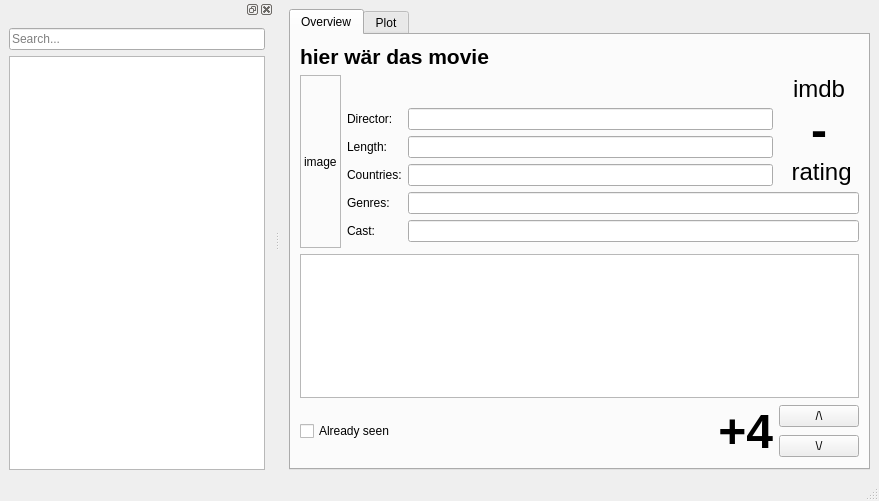
First picture: the form in playground/qtgui.ui, repository bordstein/hamster, before the edit.
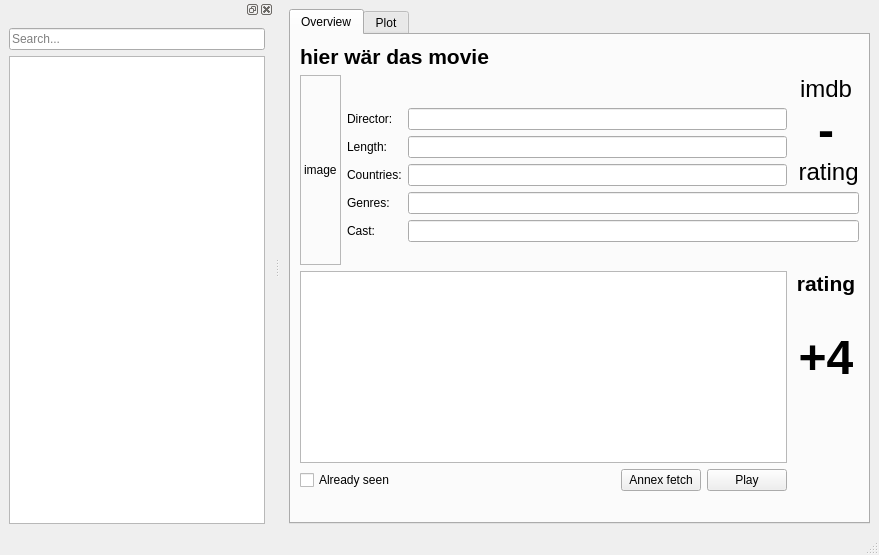
Second picture: the form after the edit. Icons and pictures are not drawn.

Commit message: nicer gui layout (plus/minus buttons etc)

What changed in the file:
```diff
--- a/playground/qtgui.ui
+++ b/playground/qtgui.ui
@@ -7,7 +7,7 @@
     <x>0</x>
     <y>0</y>
     <width>879</width>
-    <height>501</height>
+    <height>555</height>
    </rect>
   </property>
   <property name="windowTitle">
@@ -39,7 +39,7 @@
           </property>
          </widget>
         </item>
-        <item row="8" column="0" colspan="4">
+        <item row="8" column="0" rowspan="2" colspan="3">
          <widget class="QTextBrowser" name="l_plot_short"/>
         </item>
         <item row="1" column="0" rowspan="7">
@@ -72,37 +72,9 @@
          </widget>
         </item>
         <item row="6" column="2" colspan="2">
-         <widget class="QLineEdit" name="l_cast"/>
-        </item>
-        <item row="9" column="3">
-         <widget class="QPushButton" name="pushButton">
-          <property name="text">
-           <string>/\</string>
-          </property>
-         </widget>
-        </item>
-        <item row="9" column="2" rowspan="2">
-         <widget class="QLabel" name="label_6">
-          <property name="text">
-           <string>&lt;!DOCTYPE HTML PUBLIC &quot;-//W3C//DTD HTML 4.0//EN&quot; &quot;http://www.w3.org/TR/REC-html40/strict.dtd&quot;&gt;
-&lt;html&gt;&lt;head&gt;&lt;meta name=&quot;qrichtext&quot; content=&quot;1&quot; /&gt;&lt;style type=&quot;text/css&quot;&gt;
-p, li { white-space: pre-wrap; }
-&lt;/style&gt;&lt;/head&gt;&lt;body style=&quot; font-family:'Ubuntu'; font-size:14pt; font-weight:400; font-style:normal;&quot;&gt;
-&lt;p align=&quot;right&quot; style=&quot; margin-top:0px; margin-bottom:0px; margin-left:0px; margin-right:0px; -qt-block-indent:0; text-indent:0px;&quot;&gt;&lt;span style=&quot; font-size:36pt; font-weight:600;&quot;&gt;+4&lt;/span&gt;&lt;/p&gt;&lt;/body&gt;&lt;/html&gt;</string>
-          </property>
-         </widget>
-        </item>
-        <item row="10" column="3">
-         <widget class="QPushButton" name="pushButton_2">
-          <property name="text">
-           <string>\/</string>
-          </property>
-         </widget>
-        </item>
-        <item row="9" column="0" rowspan="2" colspan="2">
-         <widget class="QCheckBox" name="checkBox">
-          <property name="text">
-           <string>Already seen</string>
+         <widget class="QLineEdit" name="l_cast">
+          <property name="readOnly">
+           <bool>true</bool>
           </property>
          </widget>
         </item>
@@ -117,7 +89,11 @@
          <widget class="QLineEdit" name="l_genres"/>
         </item>
         <item row="2" column="2">
-         <widget class="QLineEdit" name="l_director"/>
+         <widget class="QLineEdit" name="l_director">
+          <property name="readOnly">
+           <bool>true</bool>
+          </property>
+         </widget>
         </item>
         <item row="2" column="1">
          <widget class="QLabel" name="label">
@@ -127,7 +103,11 @@
          </widget>
         </item>
         <item row="4" column="2">
-         <widget class="QLineEdit" name="l_countries"/>
+         <widget class="QLineEdit" name="l_countries">
+          <property name="readOnly">
+           <bool>true</bool>
+          </property>
+         </widget>
         </item>
         <item row="4" column="1">
          <widget class="QLabel" name="label_2">
@@ -159,7 +139,11 @@
          </widget>
         </item>
         <item row="3" column="2">
-         <widget class="QLineEdit" name="l_runtime"/>
+         <widget class="QLineEdit" name="l_runtime">
+          <property name="readOnly">
+           <bool>true</bool>
+          </property>
+         </widget>
         </item>
         <item row="3" column="1">
          <widget class="QLabel" name="label_7">
@@ -168,6 +152,123 @@
           </property>
          </widget>
         </item>
+        <item row="8" column="3" rowspan="4">
+         <layout class="QVBoxLayout" name="verticalLayout">
+          <item>
+           <widget class="QLabel" name="label_5">
+            <property name="text">
+             <string>&lt;!DOCTYPE HTML PUBLIC &quot;-//W3C//DTD HTML 4.0//EN&quot; &quot;http://www.w3.org/TR/REC-html40/strict.dtd&quot;&gt;
+&lt;html&gt;&lt;head&gt;&lt;meta name=&quot;qrichtext&quot; content=&quot;1&quot; /&gt;&lt;style type=&quot;text/css&quot;&gt;
+p, li { white-space: pre-wrap; }
+&lt;/style&gt;&lt;/head&gt;&lt;body style=&quot; font-family:'Ubuntu'; font-size:14pt; font-weight:400; font-style:normal;&quot;&gt;
+&lt;p align=&quot;center&quot; style=&quot; margin-top:0px; margin-bottom:0px; margin-left:0px; margin-right:0px; -qt-block-indent:0; text-indent:0px;&quot;&gt;&lt;span style=&quot; font-size:16pt; font-weight:600;&quot;&gt;rating&lt;/span&gt;&lt;/p&gt;&lt;/body&gt;&lt;/html&gt;</string>
+            </property>
+           </widget>
+          </item>
+          <item>
+           <widget class="QPushButton" name="pushButton">
+            <property name="text">
+             <string/>
+            </property>
+            <property name="icon">
+             <iconset>
+              <normaloff>../../../../../usr/share/icons/oxygen/32x32/actions/draw-triangle3.png</normaloff>../../../../../usr/share/icons/oxygen/32x32/actions/draw-triangle3.png</iconset>
+            </property>
+            <property name="iconSize">
+             <size>
+              <width>32</width>
+              <height>32</height>
+             </size>
+            </property>
+            <property name="flat">
+             <bool>true</bool>
+            </property>
+           </widget>
+          </item>
+          <item>
+           <widget class="QLabel" name="label_6">
+            <property name="text">
+             <string>&lt;!DOCTYPE HTML PUBLIC &quot;-//W3C//DTD HTML 4.0//EN&quot; &quot;http://www.w3.org/TR/REC-html40/strict.dtd&quot;&gt;
+&lt;html&gt;&lt;head&gt;&lt;meta name=&quot;qrichtext&quot; content=&quot;1&quot; /&gt;&lt;style type=&quot;text/css&quot;&gt;
+p, li { white-space: pre-wrap; }
+&lt;/style&gt;&lt;/head&gt;&lt;body style=&quot; font-family:'Ubuntu'; font-size:14pt; font-weight:400; font-style:normal;&quot;&gt;
+&lt;p align=&quot;center&quot; style=&quot; margin-top:0px; margin-bottom:0px; margin-left:0px; margin-right:0px; -qt-block-indent:0; text-indent:0px;&quot;&gt;&lt;span style=&quot; font-size:36pt; font-weight:600;&quot;&gt;+4&lt;/span&gt;&lt;/p&gt;&lt;/body&gt;&lt;/html&gt;</string>
+            </property>
+           </widget>
+          </item>
+          <item>
+           <widget class="QPushButton" name="pushButton_2">
+            <property name="text">
+             <string/>
+            </property>
+            <property name="icon">
+             <iconset>
+              <normaloff>../../../../../usr/share/icons/oxygen/32x32/actions/draw-triangle4.png</normaloff>../../../../../usr/share/icons/oxygen/32x32/actions/draw-triangle4.png</iconset>
+            </property>
+            <property name="iconSize">
+             <size>
+              <width>32</width>
+              <height>32</height>
+             </size>
+            </property>
+            <property name="flat">
+             <bool>true</bool>
+            </property>
+           </widget>
+          </item>
+          <item>
+           <spacer name="verticalSpacer">
+            <property name="orientation">
+             <enum>Qt::Vertical</enum>
+            </property>
+            <property name="sizeHint" stdset="0">
+             <size>
+              <width>20</width>
+              <height>40</height>
+             </size>
+            </property>
+           </spacer>
+          </item>
+         </layout>
+        </item>
+        <item row="10" column="0" colspan="3">
+         <layout class="QHBoxLayout" name="horizontalLayout_3">
+          <item>
+           <widget class="QCheckBox" name="checkBox">
+            <property name="text">
+             <string>Already seen</string>
+            </property>
+           </widget>
+          </item>
+          <item>
+           <spacer name="horizontalSpacer">
+            <property name="orientation">
+             <enum>Qt::Horizontal</enum>
+            </property>
+            <property name="sizeHint" stdset="0">
+             <size>
+              <width>40</width>
+              <height>20</height>
+             </size>
+            </property>
+           </spacer>
+          </item>
+          <item>
+           <widget class="QPushButton" name="pushButton_4">
+            <property name="text">
+             <string>Annex fetch</string>
+            </property>
+           </widget>
+          </item>
+          <item>
+           <widget class="QPushButton" name="pushButton_3">
+            <property name="text">
+             <string>Play</string>
+            </property>
+           </widget>
+          </item>
+         </layout>
+        </item>
        </layout>
       </widget>
       <widget class="QWidget" name="tab_2">
```
Left out of the diff: 10 changed lines with no effect on the pictures.
